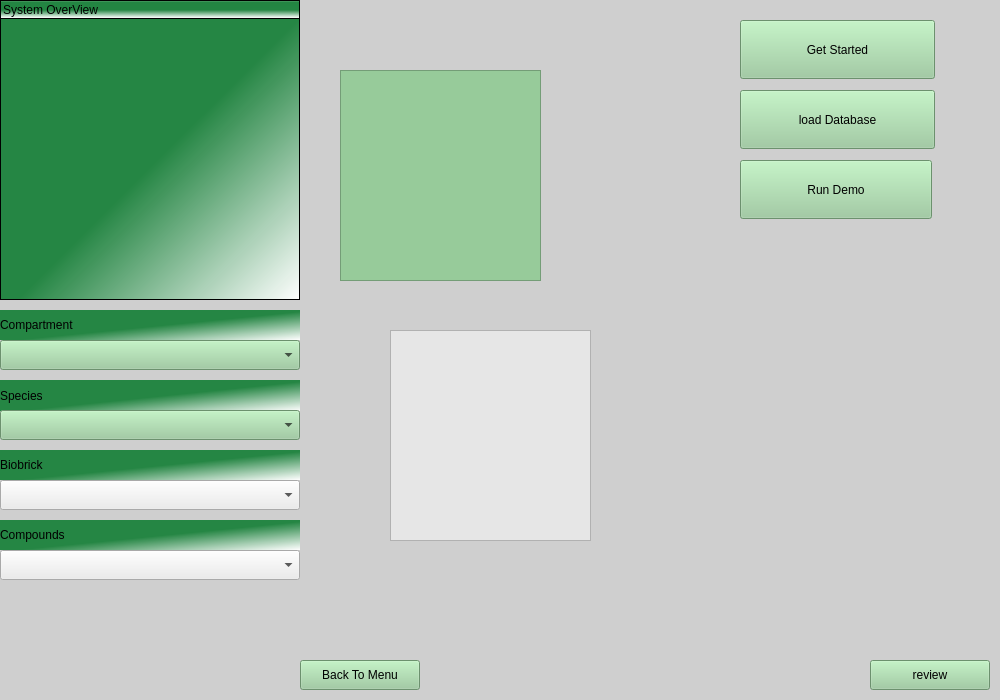
Above: src/igameUiMort/MainGraphicsView.ui from jkdirac/igame before the change. Below: the same form after it.
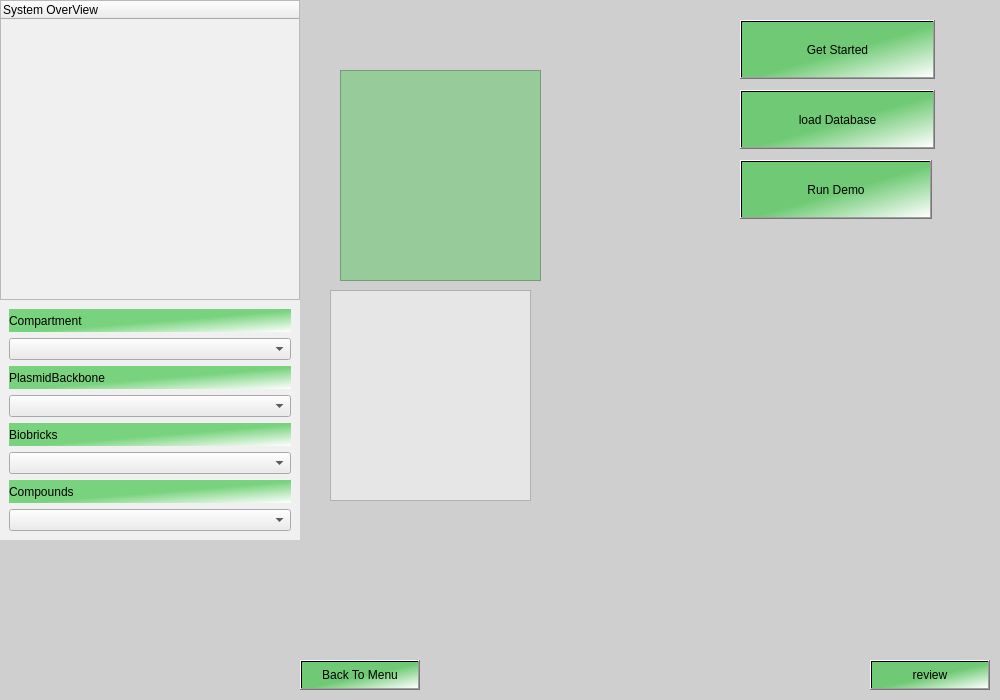
That is the form after the change. Icons and pictures are not drawn.

What changed in the file:
```diff
--- a/src/igameUiMort/MainGraphicsView.ui
+++ b/src/igameUiMort/MainGraphicsView.ui
@@ -75,8 +75,7 @@
     </rect>
    </property>
    <property name="styleSheet">
-    <string notr="true">background-color: qlineargradient(spread:reflect, x1:0, y1:0, x2:1, y2:1, stop:0.528889 rgba(35, 133, 66, 251), stop:1 rgba(255, 255, 255, 255));
-border-top-color: rgb(220, 220, 220);
+    <string notr="true">background-color: rgb(240, 240, 240);
 font: 9pt &quot;Verdana&quot;;</string>
    </property>
    <column>
@@ -96,7 +95,7 @@
    </property>
    <property name="styleSheet">
     <string notr="true">font: 10pt &quot;Verdana&quot;;
-background-color: rgb(151, 203, 154);</string>
+background-color: qlineargradient(spread:repeat, x1:0, y1:0, x2:1, y2:1, stop:0.535398 rgba(79, 201, 86, 188), stop:1 rgba(255, 255, 255, 255));</string>
    </property>
    <property name="text">
     <string>review</string>
@@ -113,7 +112,7 @@
    </property>
    <property name="styleSheet">
     <string notr="true">font: 10pt &quot;Verdana&quot;;
-background-color: rgb(151, 203, 154);</string>
+background-color: qlineargradient(spread:repeat, x1:0, y1:0, x2:1, y2:1, stop:0.535398 rgba(79, 201, 86, 188), stop:1 rgba(255, 255, 255, 255));</string>
    </property>
    <property name="text">
     <string>Back To Menu</string>
@@ -122,8 +121,8 @@
   <widget class="QTextBrowser" name="m_fileBrowser">
    <property name="geometry">
     <rect>
-     <x>390</x>
-     <y>330</y>
+     <x>330</x>
+     <y>290</y>
      <width>201</width>
      <height>211</height>
     </rect>
@@ -167,7 +166,7 @@
     </sizepolicy>
    </property>
    <property name="styleSheet">
-    <string notr="true">background-color: rgb(151, 203, 154);
+    <string notr="true">background-color: qlineargradient(spread:repeat, x1:0, y1:0, x2:1, y2:1, stop:0.535398 rgba(79, 201, 86, 188), stop:1 rgba(255, 255, 255, 255));
 font: 75 12pt &quot;Verdana&quot;;</string>
    </property>
    <property name="text">
@@ -193,7 +192,7 @@
     </sizepolicy>
    </property>
    <property name="styleSheet">
-    <string notr="true">background-color: rgb(151, 203, 154);
+    <string notr="true">background-color: qlineargradient(spread:repeat, x1:0, y1:0, x2:1, y2:1, stop:0.535398 rgba(79, 201, 86, 188), stop:1 rgba(255, 255, 255, 255));
 font:75 12pt &quot;Verdana&quot;;</string>
    </property>
    <property name="text">
@@ -216,133 +215,100 @@
     </sizepolicy>
    </property>
    <property name="styleSheet">
-    <string notr="true">background-color: rgb(151,203,154);
+    <string notr="true">background-color: qlineargradient(spread:repeat, x1:0, y1:0, x2:1, y2:1, stop:0.535398 rgba(79, 201, 86, 188), stop:1 rgba(255, 255, 255, 255));
 font: 75 12pt &quot;Verdana&quot;;</string>
    </property>
    <property name="text">
     <string>Run Demo</string>
    </property>
   </widget>
-  <widget class="QComboBox" name="bio_combx">
+  <widget class="QFrame" name="m_frame">
    <property name="geometry">
     <rect>
      <x>0</x>
-     <y>480</y>
+     <y>300</y>
      <width>300</width>
-     <height>30</height>
+     <height>240</height>
     </rect>
    </property>
    <property name="styleSheet">
-    <string notr="true">background-color: rgb(236, 236, 236);</string>
+    <string notr="true">background-color: rgb(240, 240, 240);</string>
    </property>
-  </widget>
-  <widget class="QLabel" name="label_2">
-   <property name="geometry">
-    <rect>
-     <x>0</x>
-     <y>450</y>
-     <width>300</width>
-     <height>30</height>
-    </rect>
-   </property>
-   <property name="styleSheet">
-    <string notr="true">background-color: qlineargradient(spread:reflect, x1:0, y1:0, x2:1, y2:1, stop:0.528889 rgba(35, 133, 66, 251), stop:1 rgba(255, 255, 255, 255));
+   <layout class="QVBoxLayout" name="verticalLayout">
+    <item>
+     <widget class="QLabel" name="label">
+      <property name="styleSheet">
+       <string notr="true">background-color: qlineargradient(spread:repeat, x1:0, y1:0, x2:1, y2:1, stop:0.535398 rgba(79, 201, 86, 188), stop:1 rgba(255, 255, 255, 255));
 font: 9pt &quot;Verdana&quot;;</string>
-   </property>
-   <property name="text">
-    <string>Biobrick</string>
-   </property>
-  </widget>
-  <widget class="QLabel" name="label_3">
-   <property name="geometry">
-    <rect>
-     <x>0</x>
-     <y>380</y>
-     <width>300</width>
-     <height>31</height>
-    </rect>
-   </property>
-   <property name="styleSheet">
-    <string notr="true">background-color: qlineargradient(spread:reflect, x1:0, y1:0, x2:1, y2:1, stop:0.528889 rgba(35, 133, 66, 251), stop:1 rgba(255, 255, 255, 255));
-font: 9pt &quot;Verdana&quot;;</string>
-   </property>
-   <property name="text">
-    <string>Species</string>
-   </property>
-  </widget>
-  <widget class="QComboBox" name="spe_combx">
-   <property name="geometry">
-    <rect>
-     <x>0</x>
-     <y>410</y>
-     <width>300</width>
-     <height>30</height>
-    </rect>
-   </property>
-   <property name="styleSheet">
-    <string notr="true">background-color: rgb(151, 203, 154);</string>
-   </property>
-  </widget>
-  <widget class="QComboBox" name="com_combx">
-   <property name="geometry">
-    <rect>
-     <x>0</x>
-     <y>340</y>
-     <width>300</width>
-     <height>30</height>
-    </rect>
-   </property>
-   <property name="styleSheet">
-    <string notr="true">background-color: rgb(151, 203, 154);
+      </property>
+      <property name="text">
+       <string>Compartment</string>
+      </property>
+     </widget>
+    </item>
+    <item>
+     <widget class="QComboBox" name="com_combx">
+      <property name="styleSheet">
+       <string notr="true">background-color: rgb(235, 235, 235);
 </string>
-   </property>
-  </widget>
-  <widget class="QLabel" name="label">
-   <property name="geometry">
-    <rect>
-     <x>0</x>
-     <y>310</y>
-     <width>300</width>
-     <height>30</height>
-    </rect>
-   </property>
-   <property name="styleSheet">
-    <string notr="true">background-color: qlineargradient(spread:reflect, x1:0, y1:0, x2:1, y2:1, stop:0.528889 rgba(35, 133, 66, 251), stop:1 rgba(255, 255, 255, 255));
+      </property>
+     </widget>
+    </item>
+    <item>
+     <widget class="QLabel" name="label_3">
+      <property name="styleSheet">
+       <string notr="true">background-color: qlineargradient(spread:repeat, x1:0, y1:0, x2:1, y2:1, stop:0.535398 rgba(79, 201, 86, 188), stop:1 rgba(255, 255, 255, 255));
 font: 9pt &quot;Verdana&quot;;</string>
-   </property>
-   <property name="text">
-    <string>Compartment</string>
-   </property>
-  </widget>
-  <widget class="QLabel" name="label_4">
-   <property name="geometry">
-    <rect>
-     <x>0</x>
-     <y>520</y>
-     <width>300</width>
-     <height>30</height>
-    </rect>
-   </property>
-   <property name="styleSheet">
-    <string notr="true">background-color: qlineargradient(spread:reflect, x1:0, y1:0, x2:1, y2:1, stop:0.528889 rgba(35, 133, 66, 251), stop:1 rgba(255, 255, 255, 255));
+      </property>
+      <property name="text">
+       <string>PlasmidBackbone</string>
+      </property>
+     </widget>
+    </item>
+    <item>
+     <widget class="QComboBox" name="backbone_combx">
+      <property name="styleSheet">
+       <string notr="true">background-color: rgb(235, 235, 235);</string>
+      </property>
+     </widget>
+    </item>
+    <item>
+     <widget class="QLabel" name="label_2">
+      <property name="styleSheet">
+       <string notr="true">background-color: qlineargradient(spread:repeat, x1:0, y1:0, x2:1, y2:1, stop:0.535398 rgba(79, 201, 86, 188), stop:1 rgba(255, 255, 255, 255));
 font: 9pt &quot;Verdana&quot;;</string>
-   </property>
-   <property name="text">
-    <string>Compounds</string>
-   </property>
-  </widget>
-  <widget class="QComboBox" name="bio_combx_2">
-   <property name="geometry">
-    <rect>
-     <x>0</x>
-     <y>550</y>
-     <width>300</width>
-     <height>30</height>
-    </rect>
-   </property>
-   <property name="styleSheet">
-    <string notr="true">background-color: rgb(236, 236, 236);</string>
-   </property>
+      </property>
+      <property name="text">
+       <string>Biobricks</string>
+      </property>
+     </widget>
+    </item>
+    <item>
+     <widget class="QComboBox" name="bio_combx">
+      <property name="styleSheet">
+       <string notr="true">background-color: rgb(236, 236, 236);</string>
+      </property>
+     </widget>
+    </item>
+    <item>
+     <widget class="QLabel" name="label_4">
+      <property name="styleSheet">
+       <string notr="true">background-color: qlineargradient(spread:repeat, x1:0, y1:0, x2:1, y2:1, stop:0.535398 rgba(79, 201, 86, 188), stop:1 rgba(255, 255, 255, 255));
+font: 9pt &quot;Verdana&quot;;</string>
+      </property>
+      <property name="text">
+       <string>Compounds</string>
+      </property>
+     </widget>
+    </item>
+    <item>
+     <widget class="QComboBox" name="compound_combx">
+      <property name="styleSheet">
+       <string notr="true">background-color: rgb(236, 236, 236);</string>
+      </property>
+     </widget>
+    </item>
+   </layout>
   </widget>
  </widget>
  <resources>
```
